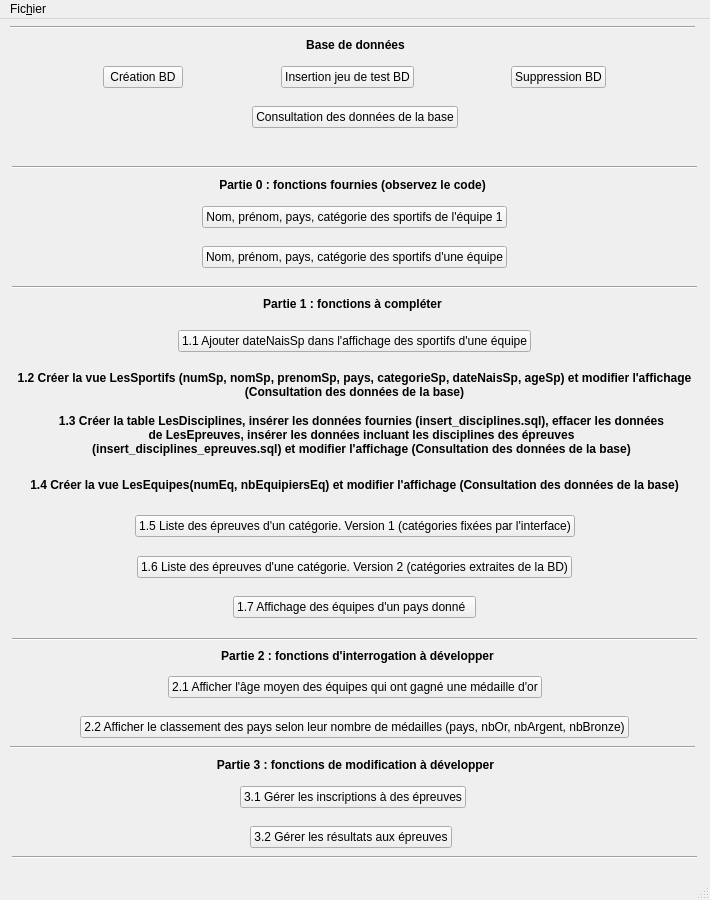
This is gui/mainWindow.ui in pH0xe/L3-Info-Projet-CEBD as Qt 5 draws it before an edit. The edited form follows.
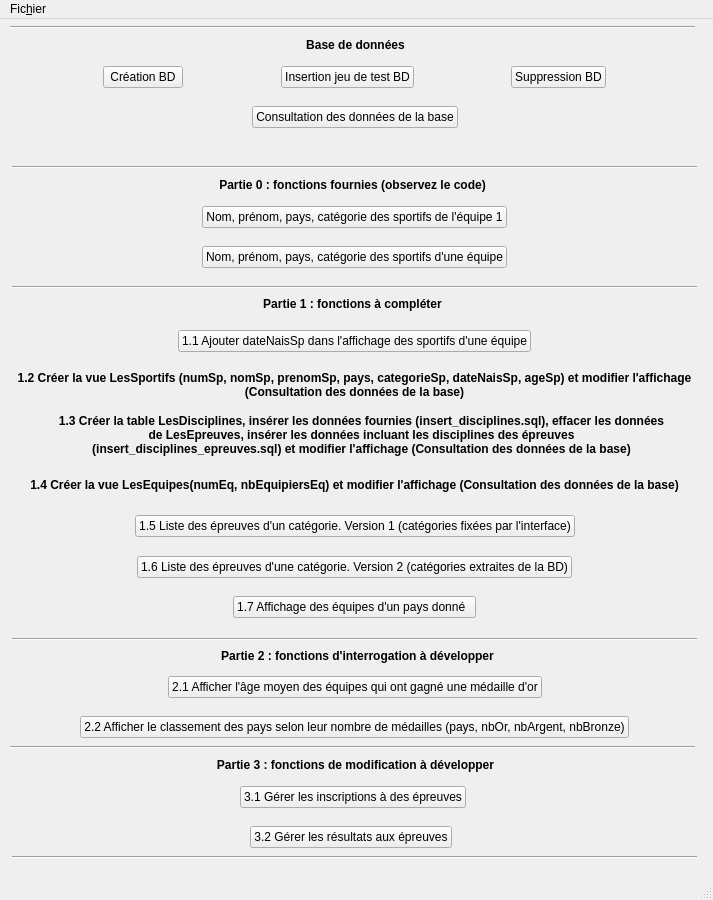
This is the edited form.

Commit message: modification du main.py et du mainWindow.ui pour gerer les événement lié a l'ajout du classement des pays

The edit to the form file:
```diff
--- a/gui/mainWindow.ui
+++ b/gui/mainWindow.ui
@@ -6,7 +6,7 @@
    <rect>
     <x>0</x>
     <y>0</y>
-    <width>710</width>
+    <width>713</width>
     <height>900</height>
    </rect>
   </property>
@@ -879,7 +879,7 @@
     <rect>
      <x>0</x>
      <y>0</y>
-     <width>710</width>
+     <width>713</width>
      <height>30</height>
     </rect>
    </property>
```
Left out of the diff: 17 changed lines with no effect on the pictures. The commit also changes 3 other files.
